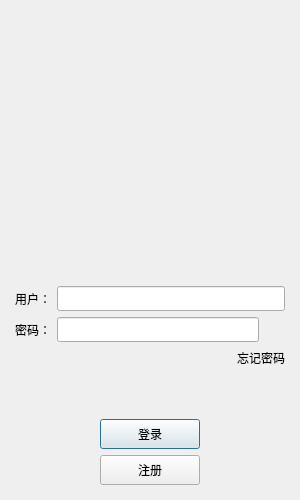
Qt form client/logindialog.ui (JiaYN1/chat) before a commit.
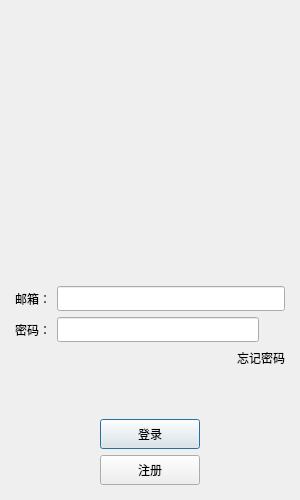
The same form after that commit. Icons and pictures are not drawn. Custom widgets are drawn as their Qt base class.

The edit to the form file:
```diff
--- a/client/logindialog.ui
+++ b/client/logindialog.ui
@@ -109,7 +109,7 @@
           </size>
          </property>
          <property name="text">
-          <string>用户：</string>
+          <string>邮箱：</string>
          </property>
         </widget>
        </item>
```
